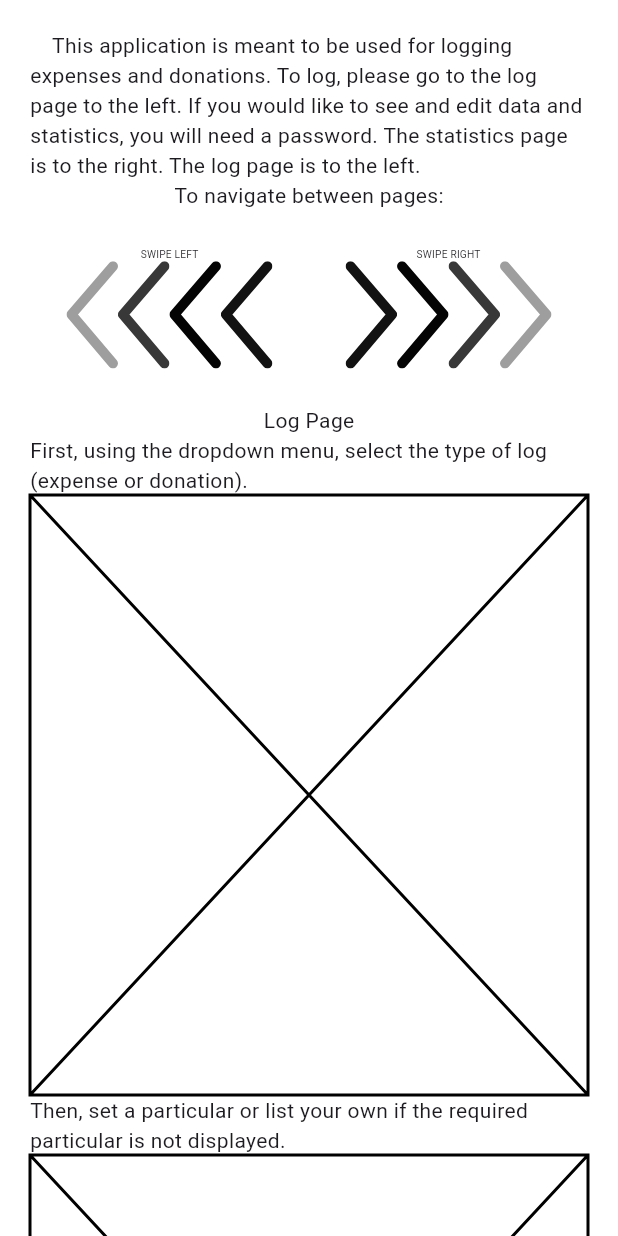
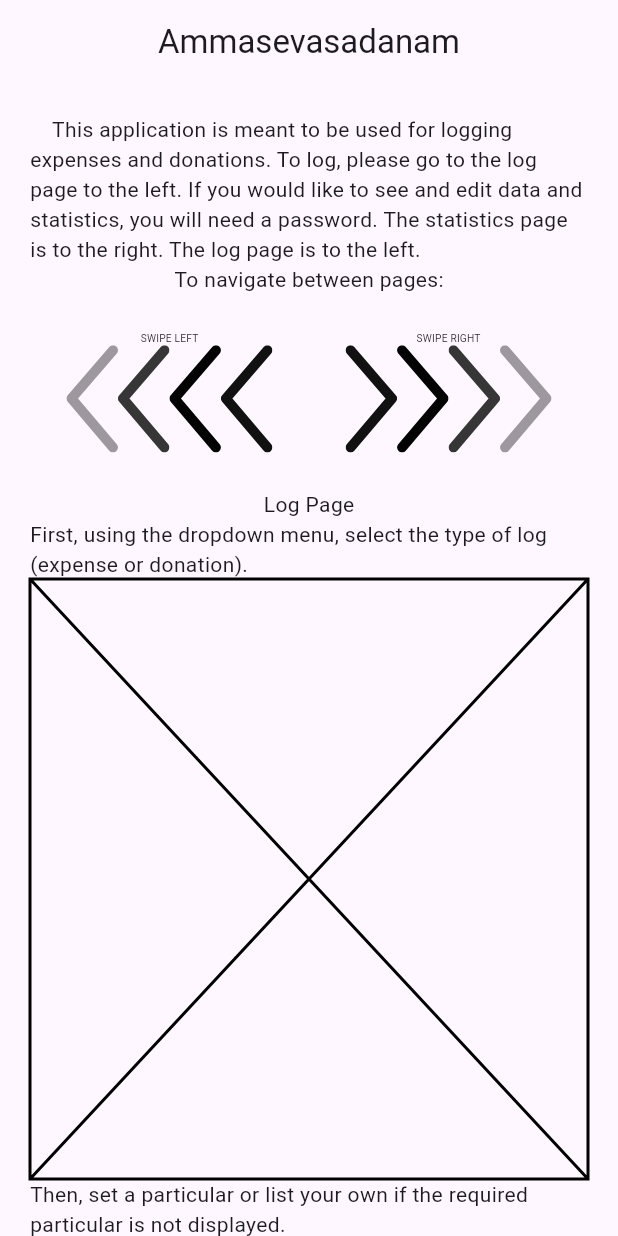
Before and after one commit to TheFinalGuardian/Ammasevasadanam-App, a Flutter app: the screen it shows after launch, on a phone screen of 412 x 824 dp. Run offline on Flutter 3.47's test engine with Material 3 defaults, Android fonts, the phone set to English and light mode, and no system bars; our stand-ins replace flutter_svg.

Commit message:
added scaffold to home so appbar shows

```diff
--- a/lib/home_page.dart
+++ b/lib/home_page.dart
@@ -6,7 +6,9 @@ class HomePage extends StatelessWidget {
 
   @override
   Widget build(BuildContext context) {
-    return SingleChildScrollView(
+    return Scaffold(
+      appBar: genAppBar(context),
+      body: SingleChildScrollView(
         child: Stack(
           children: <Widget>[
             Padding(
@@ -20,6 +22,7 @@ class HomePage extends StatelessWidget {
               ),
             )
           ],
+        ),
       ),
     );
   }
```
Lines whose indentation alone changed are shown as unchanged.
